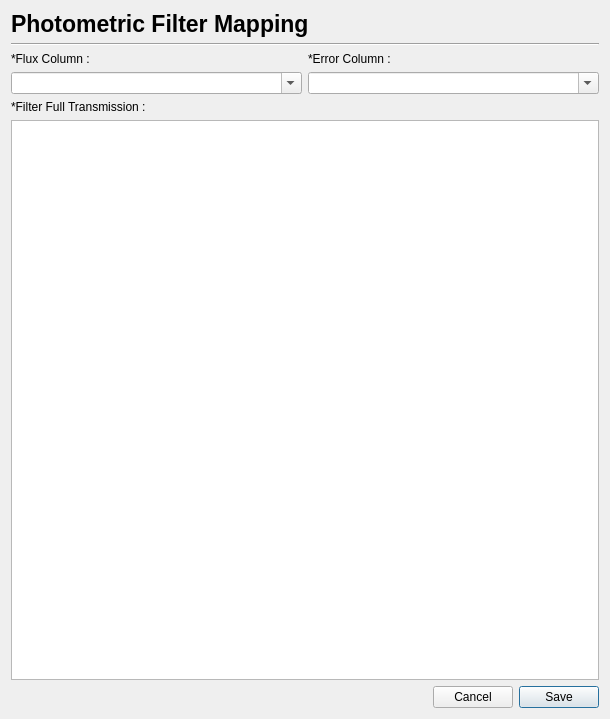
astrorama/Phosphoros, file PhzQtUI/auxdir/PhzQtUI/DialogFilterMapping.ui: the form before one commit.
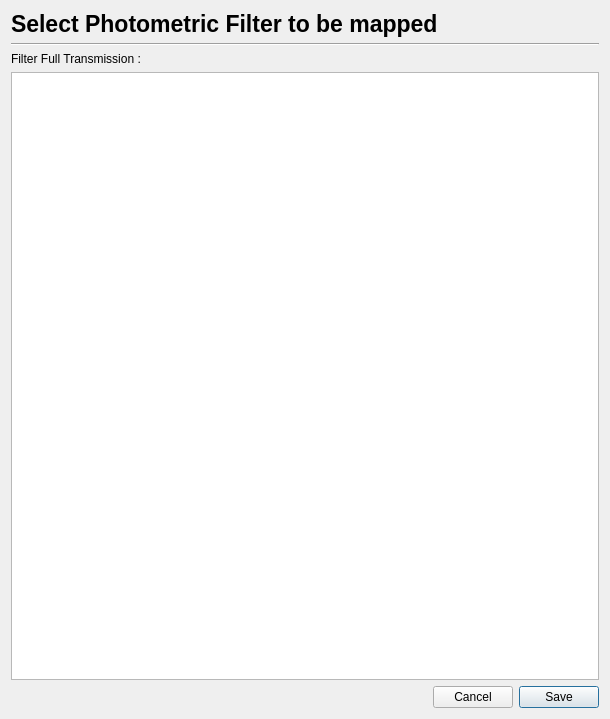
The form after the commit.

Commit message: Change the way the filters are selected and mapped to the catalog file columns [Redmine Issue #10628]

Patch:
```diff
--- a/PhzQtUI/auxdir/PhzQtUI/DialogFilterMapping.ui
+++ b/PhzQtUI/auxdir/PhzQtUI/DialogFilterMapping.ui
@@ -26,7 +26,7 @@
         </font>
        </property>
        <property name="text">
-        <string>Photometric Filter Mapping</string>
+        <string>Select Photometric Filter to be mapped</string>
        </property>
       </widget>
      </item>
@@ -52,50 +52,10 @@
      </property>
     </widget>
    </item>
-   <item>
-    <layout class="QHBoxLayout" name="horizontalLayout">
-     <item>
-      <layout class="QVBoxLayout" name="verticalLayout">
-       <item>
-        <widget class="QLabel" name="label_3">
-         <property name="text">
-          <string>*Flux Column :</string>
-         </property>
-        </widget>
-       </item>
-       <item>
-        <widget class="QComboBox" name="cb_flux">
-         <property name="editable">
-          <bool>true</bool>
-         </property>
-        </widget>
-       </item>
-      </layout>
-     </item>
-     <item>
-      <layout class="QVBoxLayout" name="verticalLayout_2">
-       <item>
-        <widget class="QLabel" name="label_4">
-         <property name="text">
-          <string>*Error Column :</string>
-         </property>
-        </widget>
-       </item>
-       <item>
-        <widget class="QComboBox" name="cb_error">
-         <property name="editable">
-          <bool>true</bool>
-         </property>
-        </widget>
-       </item>
-      </layout>
-     </item>
-    </layout>
-   </item>
    <item>
     <widget class="QLabel" name="label_5">
      <property name="text">
-      <string>*Filter Full Transmission :</string>
+      <string>Filter Full Transmission :</string>
      </property>
     </widget>
    </item>
```
The commit also changes 17 other files.
